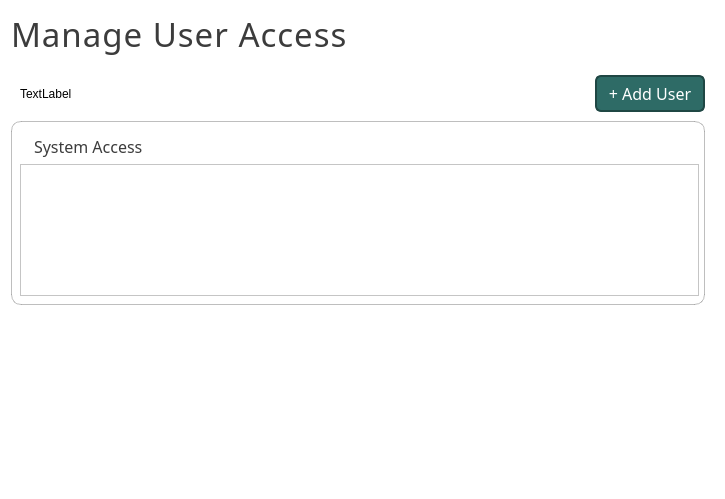
Above: ui/PageUserAccess.ui from karlito20/AdoraFlowProject before the change. Below: the same form after it.
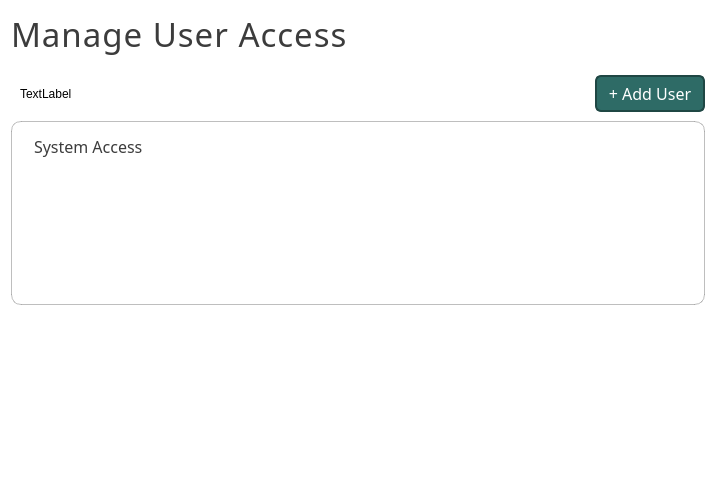
That is the form after the change.

```diff
--- a/ui/PageUserAccess.ui
+++ b/ui/PageUserAccess.ui
@@ -623,6 +623,7 @@
        <widget class="QScrollArea" name="scrollArea">
         <property name="styleSheet">
          <string notr="true">#scrollArea {
+	border: 1px solid white;
 	background: white;
 }
 
```
Left out of the diff: 4 changed lines with no effect on the pictures.
